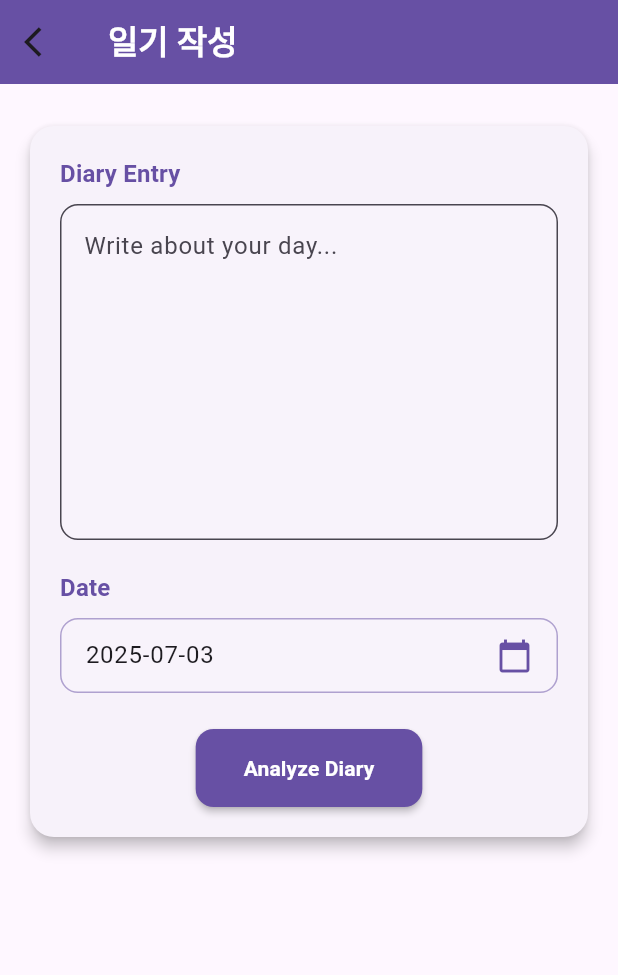
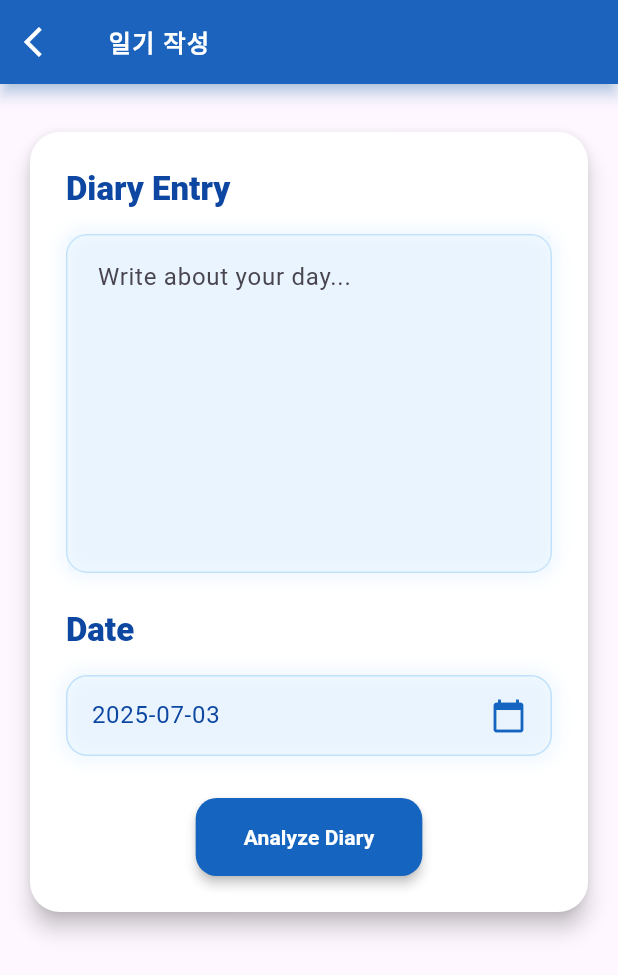
Before and after one commit to lshee9008/EmoTrack, a Flutter app: the DiaryEntryScreen screen opened directly, on a phone screen of 412 x 824 dp. Shown: the top 975 px of the screen. Run offline on Flutter 3.47's test engine with Material 3 defaults, Android fonts, the phone set to English and light mode, and no system bars; our stand-ins replace flutter_staggered_animations, shimmer, sqflite_common_ffi; accounts and stored records are empty.

Commit message:
diary_entry_screen 퀄 높혔음

```diff
--- a/front/emotrack_front/lib/screens/diary_entry_screen.dart
+++ b/front/emotrack_front/lib/screens/diary_entry_screen.dart
@@ -1,6 +1,7 @@
 import 'package:flutter/material.dart';
 import 'package:provider/provider.dart';
 import 'package:intl/intl.dart';
+import 'package:flutter_staggered_animations/flutter_staggered_animations.dart';
 import '../providers/diary_provider.dart';
 import '../screens/diary_detail_screen.dart';
 
@@ -11,11 +12,35 @@ class DiaryEntryScreen extends StatefulWidget {
   _DiaryEntryScreenState createState() => _DiaryEntryScreenState();
 }
 
-class _DiaryEntryScreenState extends State<DiaryEntryScreen> {
+class _DiaryEntryScreenState extends State<DiaryEntryScreen>
+    with SingleTickerProviderStateMixin {
   final _formKey = GlobalKey<FormState>();
   final _diaryController = TextEditingController();
   DateTime _selectedDate = DateTime.now();
   final _dateFormatter = DateFormat('yyyy-MM-dd');
+  late AnimationController _controller;
+  late Animation<double> _cardFadeAnimation;
+
+  @override
+  void initState() {
+    super.initState();
+    _controller = AnimationController(
+      vsync: this,
+      duration: const Duration(milliseconds: 600),
+    );
+    _cardFadeAnimation = Tween<double>(
+      begin: 0.0,
+      end: 1.0,
+    ).animate(CurvedAnimation(parent: _controller, curve: Curves.easeOutCubic));
+    _controller.forward();
+  }
+
+  @override
+  void dispose() {
+    _diaryController.dispose();
+    _controller.dispose();
+    super.dispose();
+  }
 
   Future<void> _selectDate(BuildContext context) async {
     final DateTime? picked = await showDatePicker(
@@ -27,13 +52,13 @@ class _DiaryEntryScreenState extends State<DiaryEntryScreen> {
         return Theme(
           data: Theme.of(context).copyWith(
             colorScheme: Theme.of(context).colorScheme.copyWith(
-              primary: Theme.of(context).colorScheme.primary,
-              onPrimary: Theme.of(context).colorScheme.onPrimary,
-              surface: Theme.of(context).colorScheme.surface,
+              primary: Colors.blue.shade800,
+              onPrimary: Colors.white,
+              surface: Colors.blue.shade50,
             ),
             textButtonTheme: TextButtonThemeData(
               style: TextButton.styleFrom(
-                foregroundColor: Theme.of(context).colorScheme.primary,
+                foregroundColor: Colors.blue.shade800,
               ),
             ),
           ),
@@ -49,65 +74,89 @@ class _DiaryEntryScreenState extends State<DiaryEntryScreen> {
   }
 
   @override
-  void dispose() {
-    _diaryController.dispose();
-    super.dispose();
-  }
-
-  @override
   Widget build(BuildContext context) {
     final theme = Theme.of(context);
     return Scaffold(
       appBar: AppBar(
         title: Text(
           '일기 작성',
-          style: theme.textTheme.titleLarge?.copyWith(
-            fontWeight: FontWeight.bold,
-            color: theme.colorScheme.onPrimary,
+          style: theme.textTheme.titleMedium?.copyWith(
+            fontWeight: FontWeight.w800,
+            color: Colors.white,
+            letterSpacing: 1.0,
           ),
         ),
-        backgroundColor: theme.colorScheme.primary,
-        elevation: 0,
+        backgroundColor: Colors.blue.shade800,
+        elevation: 4,
+        shadowColor: Colors.blue.shade400.withOpacity(0.6),
         leading: IconButton(
-          icon: const Icon(Icons.arrow_back_ios),
+          icon: Icon(Icons.arrow_back_ios, color: Colors.white, size: 24),
           onPressed: () => Navigator.of(context).pop(),
         ),
       ),
       body: SingleChildScrollView(
         child: Padding(
-          padding: const EdgeInsets.symmetric(horizontal: 16.0, vertical: 24.0),
+          padding: const EdgeInsets.symmetric(horizontal: 16.0, vertical: 28.0),
+          child: FadeTransition(
+            opacity: _cardFadeAnimation,
+            child: AnimationLimiter(
               child: Hero(
                 tag: 'diary_${_dateFormatter.format(_selectedDate)}',
                 child: Card(
-              elevation: 4,
+                  elevation: 6,
                   shape: RoundedRectangleBorder(
-                borderRadius: BorderRadius.circular(16.0),
+                    borderRadius: BorderRadius.circular(20.0),
                   ),
+                  color: Colors.white,
                   child: Padding(
-                padding: const EdgeInsets.all(20.0),
+                    padding: const EdgeInsets.all(24.0),
                     child: Form(
                       key: _formKey,
                       child: Column(
                         crossAxisAlignment: CrossAxisAlignment.start,
+                        children: AnimationConfiguration.toStaggeredList(
+                          duration: const Duration(milliseconds: 900),
+                          childAnimationBuilder: (widget) => SlideAnimation(
+                            verticalOffset: 60.0,
+                            curve: Curves.bounceOut,
+                            child: FadeInAnimation(child: widget),
+                          ),
                           children: [
                             // Diary Entry Input
                             Text(
                               'Diary Entry',
-                        style: theme.textTheme.titleMedium?.copyWith(
-                          fontWeight: FontWeight.bold,
-                          color: theme.colorScheme.primary,
+                              style: theme.textTheme.titleLarge?.copyWith(
+                                fontWeight: FontWeight.w800,
+                                color: Colors.blue.shade900,
                               ),
                             ),
-                      const SizedBox(height: 8),
-                      TextFormField(
+                            const SizedBox(height: 16),
+                            Container(
+                              decoration: BoxDecoration(
+                                border: Border.all(
+                                  color: Colors.blue.shade200.withOpacity(0.5),
+                                ),
+                                borderRadius: BorderRadius.circular(14.0),
+                                boxShadow: [
+                                  BoxShadow(
+                                    color: Colors.blue.shade100.withOpacity(
+                                      0.3,
+                                    ),
+                                    blurRadius: 10,
+                                    spreadRadius: 2,
+                                  ),
+                                ],
+                              ),
+                              child: TextFormField(
                                 controller: _diaryController,
                                 decoration: InputDecoration(
                                   hintText: 'Write about your day...',
-                          border: OutlineInputBorder(
-                            borderRadius: BorderRadius.circular(12.0),
+                                  border: InputBorder.none,
+                                  contentPadding: const EdgeInsets.all(16.0),
+                                  filled: true,
+                                  fillColor: Colors.blue.shade50.withOpacity(
+                                    0.2,
                                   ),
-                          filled: true,
-                          fillColor: theme.colorScheme.surface.withOpacity(0.1),
                                 ),
                                 maxLines: 8,
                                 validator: (value) {
@@ -117,69 +166,99 @@ class _DiaryEntryScreenState extends State<DiaryEntryScreen> {
                                   return null;
                                 },
                               ),
-                      const SizedBox(height: 20),
+                            ),
+                            const SizedBox(height: 24),
                             // Date Picker
                             Text(
                               'Date',
-                        style: theme.textTheme.titleMedium?.copyWith(
-                          fontWeight: FontWeight.bold,
-                          color: theme.colorScheme.primary,
+                              style: theme.textTheme.titleLarge?.copyWith(
+                                fontWeight: FontWeight.w800,
+                                color: Colors.blue.shade900,
                               ),
                             ),
-                      const SizedBox(height: 8),
+                            const SizedBox(height: 16),
                             GestureDetector(
                               onTap: () => _selectDate(context),
                               child: Container(
                                 padding: const EdgeInsets.symmetric(
-                            vertical: 12.0,
+                                  vertical: 14.0,
                                   horizontal: 16.0,
                                 ),
                                 decoration: BoxDecoration(
                                   border: Border.all(
-                              color: theme.colorScheme.primary.withOpacity(0.5),
+                                    color: Colors.blue.shade200.withOpacity(
+                                      0.5,
                                     ),
-                            borderRadius: BorderRadius.circular(12.0),
-                            color: theme.colorScheme.surface.withOpacity(0.1),
+                                  ),
+                                  borderRadius: BorderRadius.circular(14.0),
+                                  boxShadow: [
+                                    BoxShadow(
+                                      color: Colors.blue.shade100.withOpacity(
+                                        0.3,
+                                      ),
+                                      blurRadius: 10,
+                                      spreadRadius: 2,
+                                    ),
+                                  ],
+                                  color: Colors.blue.shade50.withOpacity(0.2),
                                 ),
                                 child: Row(
-                            mainAxisAlignment: MainAxisAlignment.spaceBetween,
+                                  mainAxisAlignment:
+                                      MainAxisAlignment.spaceBetween,
                                   children: [
                                     Text(
                                       _dateFormatter.format(_selectedDate),
-                                style: theme.textTheme.bodyLarge?.copyWith(
-                                  color: theme.colorScheme.onSurface,
+                                      style: theme.textTheme.bodyLarge
+                                          ?.copyWith(
+                                            color: Colors.blue.shade900,
                                           ),
                                     ),
                                     Icon(
                                       Icons.calendar_today,
-                                color: theme.colorScheme.primary,
+                                      color: Colors.blue.shade800,
+                                      size: 24,
                                     ),
                                   ],
                                 ),
                               ),
                             ),
-                      const SizedBox(height: 24),
+                            const SizedBox(height: 28),
                             // Submit Button
                             Center(
                               child: Consumer<DiaryProvider>(
                                 builder: (context, provider, child) {
                                   return ElevatedButton(
-                              style: ElevatedButton.styleFrom(
+                                    style:
+                                        ElevatedButton.styleFrom(
                                           padding: const EdgeInsets.symmetric(
                                             horizontal: 32.0,
                                             vertical: 16.0,
                                           ),
-                                backgroundColor: theme.colorScheme.primary,
-                                foregroundColor: theme.colorScheme.onPrimary,
+                                          foregroundColor: Colors.white,
                                           shape: RoundedRectangleBorder(
-                                  borderRadius: BorderRadius.circular(12.0),
+                                            borderRadius: BorderRadius.circular(
+                                              14.0,
                                             ),
-                                elevation: 2,
+                                          ),
+                                          elevation: 3,
+                                        ).copyWith(
+                                          backgroundColor:
+                                              MaterialStateProperty.resolveWith(
+                                                (states) {
+                                                  if (states.contains(
+                                                    MaterialState.pressed,
+                                                  )) {
+                                                    return Colors.blue.shade700;
+                                                  }
+                                                  return Colors.blue.shade800;
+                                                },
+                                              ),
                                         ),
                                     onPressed: provider.isLoading
                                         ? null
                                         : () async {
-                                      if (_formKey.currentState!.validate()) {
+                                            if (_formKey.currentState!
+                                                .validate()) {
                                               try {
                                                 final entry = await provider
                                                     .analyzeDiary(
@@ -216,7 +295,7 @@ class _DiaryEntryScreenState extends State<DiaryEntryScreen> {
                                             width: 24,
                                             height: 24,
                                             child: CircularProgressIndicator(
-                                        color: theme.colorScheme.onPrimary,
+                                              color: Colors.white,
                                               strokeWidth: 2.5,
                                             ),
                                           )
@@ -225,7 +304,7 @@ class _DiaryEntryScreenState extends State<DiaryEntryScreen> {
                                             style: theme.textTheme.labelLarge
                                                 ?.copyWith(
                                                   fontWeight: FontWeight.bold,
-                                            color: theme.colorScheme.onPrimary,
+                                                  color: Colors.white,
                                                 ),
                                           ),
                                   );
@@ -240,6 +319,9 @@ class _DiaryEntryScreenState extends State<DiaryEntryScreen> {
                 ),
               ),
             ),
+          ),
+        ),
+      ),
     );
   }
 }
```
Lines whose indentation alone changed are shown as unchanged.
